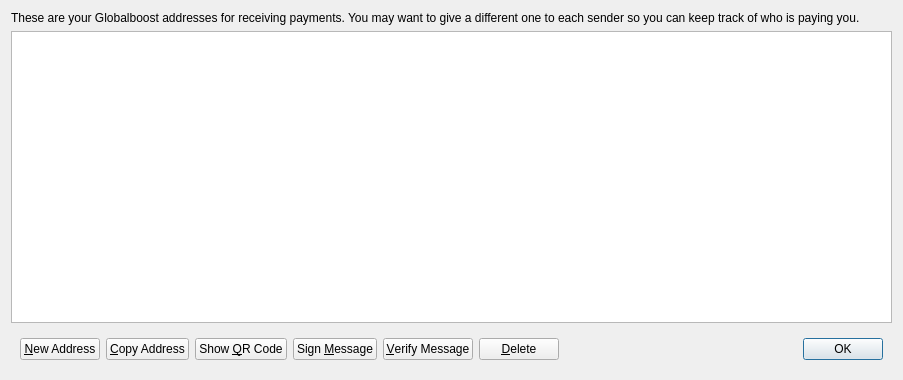
Above: src/qt/forms/addressbookpage.ui from GlobalBoost/GlobalBoost-Y before the change. Below: the same form after it.
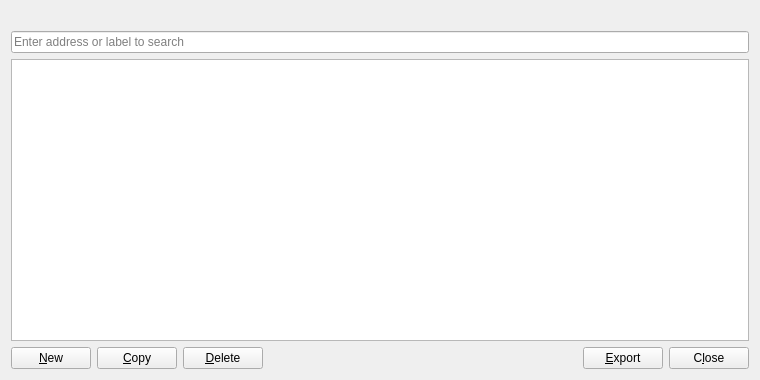
That is the form after the change. Icons and pictures are not drawn.

```diff
--- a/src/qt/forms/addressbookpage.ui
+++ b/src/qt/forms/addressbookpage.ui
@@ -6,7 +6,7 @@
    <rect>
     <x>0</x>
     <y>0</y>
-    <width>903</width>
+    <width>760</width>
     <height>380</height>
    </rect>
   </property>
@@ -16,9 +16,6 @@
   <layout class="QVBoxLayout" name="verticalLayout">
    <item>
     <widget class="QLabel" name="labelExplanation">
-     <property name="text">
-      <string>These are your Globalboost addresses for receiving payments. You may want to give a different one to each sender so you can keep track of who is paying you.</string>
-     </property>
      <property name="textFormat">
       <enum>Qt::PlainText</enum>
      </property>
@@ -27,6 +24,13 @@
      </property>
     </widget>
    </item>
+   <item>
+    <widget class="QLineEdit" name="searchLineEdit">
+     <property name="placeholderText">
+      <string>Enter address or label to search</string>
+     </property>
+    </widget>
+   </item>
    <item>
     <widget class="QTableView" name="tableView">
      <property name="contextMenuPolicy">
@@ -56,7 +60,6 @@
     </widget>
    </item>
    <item>
-    <widget class="QWidget" name="buttonBar" native="true">
      <layout class="QHBoxLayout" name="horizontalLayout">
       <item>
        <widget class="QPushButton" name="newAddressButton">
@@ -64,7 +67,14 @@
          <string>Create a new address</string>
         </property>
         <property name="text">
-         <string>&amp;New Address</string>
+        <string>&amp;New</string>
+       </property>
+       <property name="icon">
+        <iconset resource="../globalboost.qrc">
+         <normaloff>:/icons/add</normaloff>:/icons/add</iconset>
+       </property>
+       <property name="autoDefault">
+        <bool>false</bool>
         </property>
        </widget>
       </item>
@@ -74,45 +84,32 @@
          <string>Copy the currently selected address to the system clipboard</string>
         </property>
         <property name="text">
-         <string>&amp;Copy Address</string>
-        </property>
-       </widget>
-      </item>
-      <item>
-       <widget class="QPushButton" name="showQRCode">
-        <property name="text">
-         <string>Show &amp;QR Code</string>
-        </property>
-       </widget>
-      </item>
-      <item>
-       <widget class="QPushButton" name="signMessage">
-        <property name="toolTip">
-         <string>Sign a message to prove you own a Globalboost address</string>
-        </property>
-        <property name="text">
-         <string>Sign &amp;Message</string>
-        </property>
+        <string>&amp;Copy</string>
+       </property>
+       <property name="icon">
+        <iconset resource="../globalboost.qrc">
+         <normaloff>:/icons/editcopy</normaloff>:/icons/editcopy</iconset>
+       </property>
+       <property name="autoDefault">
+        <bool>false</bool>
+       </property>
        </widget>
       </item>
       <item>
-       <widget class="QPushButton" name="verifyMessage">
-        <property name="toolTip">
-         <string>Verify a message to ensure it was signed with a specified Globalboost address</string>
-        </property>
-        <property name="text">
-         <string>&amp;Verify Message</string>
-        </property>
-       </widget>
-      </item>
-      <item>
-       <widget class="QPushButton" name="deleteButton">
+      <widget class="QPushButton" name="deleteAddress">
         <property name="toolTip">
          <string>Delete the currently selected address from the list</string>
         </property>
         <property name="text">
          <string>&amp;Delete</string>
         </property>
+       <property name="icon">
+        <iconset resource="../globalboost.qrc">
+         <normaloff>:/icons/remove</normaloff>:/icons/remove</iconset>
+       </property>
+       <property name="autoDefault">
+        <bool>false</bool>
+       </property>
        </widget>
       </item>
       <item>
@@ -129,20 +126,39 @@
        </spacer>
       </item>
       <item>
-       <widget class="QDialogButtonBox" name="buttonBox">
+      <widget class="QPushButton" name="exportButton">
+       <property name="toolTip">
+        <string>Export the data in the current tab to a file</string>
+       </property>
+       <property name="text">
+        <string>&amp;Export</string>
+       </property>
+       <property name="icon">
+        <iconset resource="../globalboost.qrc">
+         <normaloff>:/icons/export</normaloff>:/icons/export</iconset>
+       </property>
+       <property name="autoDefault">
+        <bool>false</bool>
+       </property>
+      </widget>
+     </item>
+     <item>
+      <widget class="QPushButton" name="closeButton">
         <property name="sizePolicy">
-         <sizepolicy hsizetype="Maximum" vsizetype="Fixed">
+        <sizepolicy hsizetype="Minimum" vsizetype="Minimum">
           <horstretch>0</horstretch>
           <verstretch>0</verstretch>
          </sizepolicy>
         </property>
-        <property name="standardButtons">
-         <set>QDialogButtonBox::Ok</set>
-        </property>
+       <property name="text">
+        <string>C&amp;lose</string>
+       </property>
+       <property name="autoDefault">
+        <bool>false</bool>
+       </property>
        </widget>
       </item>
      </layout>
-    </widget>
    </item>
   </layout>
  </widget>
```
Left out of the diff: 13 changed lines with no effect on the pictures. Lines whose indentation alone changed are shown as unchanged.
